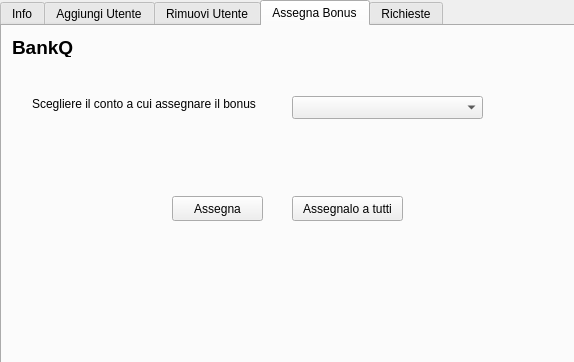
Before: the Qt Designer form BankQ/admininfo.ui in marcofranceschini/p2_project, drawn with Qt 5.
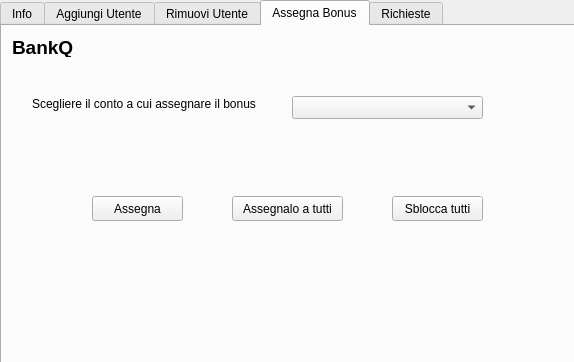
After: the same form once the commit is applied. The open tabs and pages were chosen to show the change.

```diff
--- a/BankQ/admininfo.ui
+++ b/BankQ/admininfo.ui
@@ -612,7 +612,7 @@
     <widget class="QToolButton" name="toolButton_5">
      <property name="geometry">
       <rect>
-       <x>170</x>
+       <x>90</x>
        <y>170</y>
        <width>91</width>
        <height>25</height>
@@ -625,7 +625,7 @@
     <widget class="QToolButton" name="toolButton_6">
      <property name="geometry">
       <rect>
-       <x>290</x>
+       <x>230</x>
        <y>170</y>
        <width>111</width>
        <height>25</height>
@@ -635,6 +635,19 @@
       <string>Assegnalo a tutti</string>
      </property>
     </widget>
+    <widget class="QToolButton" name="toolButton_7">
+     <property name="geometry">
+      <rect>
+       <x>390</x>
+       <y>170</y>
+       <width>91</width>
+       <height>25</height>
+      </rect>
+     </property>
+     <property name="text">
+      <string>Sblocca tutti</string>
+     </property>
+    </widget>
    </widget>
    <widget class="QWidget" name="tab_3">
     <attribute name="title">
```
Left out of the diff: 2 changed lines with no effect on the pictures.
